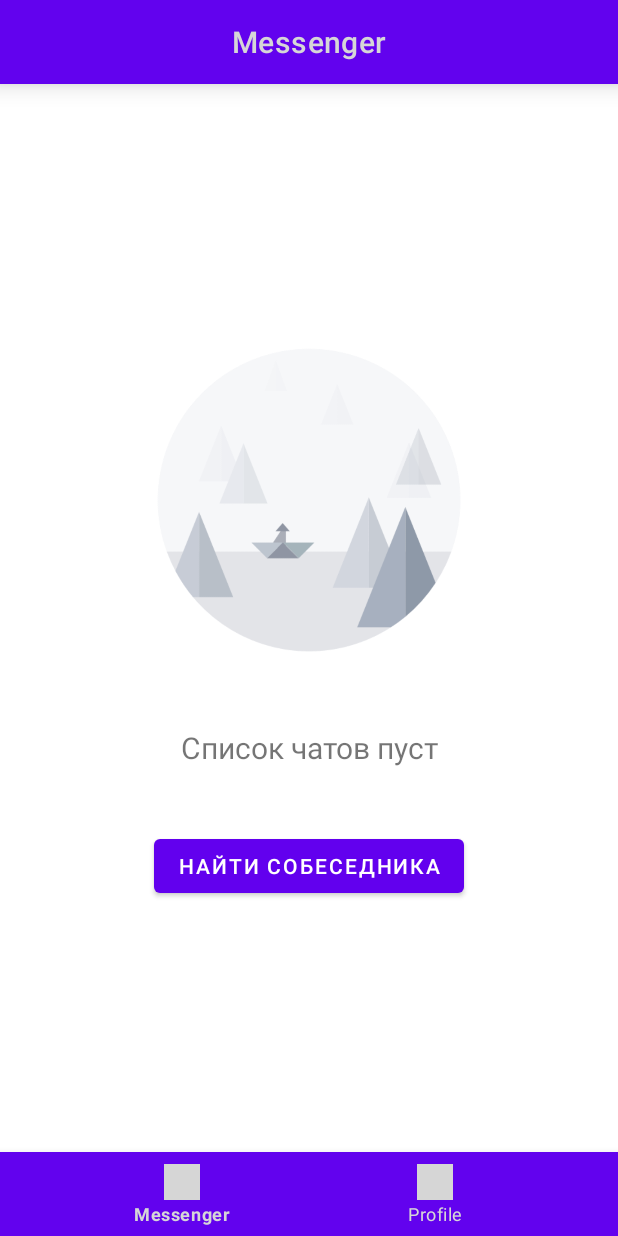
After one commit to KRASILNIKOV30/messenger, an Android app: the MainFragment screen opened directly, with no data from a screen before it, on a phone screen of 412 x 824 dp. The commit adds this screen. Run offline under Robolectric (Android 15) with nearby library versions, the phone set to English and light mode, and no system bars; our stand-ins replace CircleImageView; pictures from the network do not load; grey boxes are pictures that could not be loaded.

Commit message:
Сверстал список чатов и профиль, добавил вью модель

```diff
--- a/app/src/main/java/com/example/messenger/MainActivity.kt
+++ b/app/src/main/java/com/example/messenger/MainActivity.kt
@@ -5,16 +5,14 @@ import androidx.activity.enableEdgeToEdge
 import androidx.appcompat.app.AppCompatActivity
 import androidx.core.view.ViewCompat
 import androidx.core.view.WindowInsetsCompat
+import com.example.messenger.databinding.ActivityMainBinding
 
 class MainActivity : AppCompatActivity() {
+    private lateinit var binding: ActivityMainBinding
+
     override fun onCreate(savedInstanceState: Bundle?) {
         super.onCreate(savedInstanceState)
-        enableEdgeToEdge()
-        setContentView(R.layout.activity_main)
-        ViewCompat.setOnApplyWindowInsetsListener(findViewById(R.id.main)) { v, insets ->
-            val systemBars = insets.getInsets(WindowInsetsCompat.Type.systemBars())
-            v.setPadding(systemBars.left, systemBars.top, systemBars.right, systemBars.bottom)
-            insets
-        }
+        binding = ActivityMainBinding.inflate(layoutInflater)
+        setContentView(binding.root)
     }
 }
--- /dev/null
+++ b/app/src/main/java/com/example/messenger/MainFragment.kt
@@ -0,0 +1,70 @@
+package com.example.messenger
+
+import android.annotation.SuppressLint
+import android.os.Bundle
+import android.view.View
+import androidx.core.view.isInvisible
+import androidx.fragment.app.Fragment
+import androidx.lifecycle.ViewModelProvider
+import androidx.lifecycle.lifecycleScope
+import androidx.recyclerview.widget.LinearLayoutManager
+import com.example.messenger.databinding.FragmentMainBinding
+import kotlinx.coroutines.flow.launchIn
+import kotlinx.coroutines.flow.onEach
+
+class MainFragment : Fragment(R.layout.fragment_main) {
+    private lateinit var binding: FragmentMainBinding
+    private lateinit var adapter: ChatAdapter
+    private val viewModel by lazy {
+        val provider = ViewModelProvider(owner = this)
+        provider[MainFragmentViewModel::class.java]
+    }
+
+    override fun onViewCreated(view: View, savedInstanceState: Bundle?) {
+        super.onViewCreated(view, savedInstanceState)
+        binding = FragmentMainBinding.bind(view)
+        adapter = ChatAdapter {
+            // Добавить обработчик клика на чат
+        }
+        binding.chatList.adapter = adapter
+        binding.chatList.layoutManager = LinearLayoutManager(this.context)
+
+        viewModel.state
+            .onEach { render(it) }
+            .launchIn(viewLifecycleOwner.lifecycleScope)
+
+        initEventListeners()
+    }
+
+    @SuppressLint("NotifyDataSetChanged")
+    private fun render(state: State) {
+        if (state.isChatsSelected) {
+            binding.toolbar.title = "Messenger"
+            binding.emptyState.isInvisible = state.chats.isNotEmpty()
+            binding.chats.isInvisible = state.chats.isEmpty()
+            binding.profile.isInvisible = true
+
+            adapter.chatList = state.chats
+            adapter.notifyDataSetChanged()
+        }
+        else {
+            binding.toolbar.title = "Profile"
+            binding.emptyState.isInvisible = true
+            binding.chats.isInvisible = true
+            binding.profile.isInvisible = false
+        }
+    }
+
+    private fun initEventListeners() {
+        binding.navBottom.setOnItemSelectedListener {
+            viewModel.onMenuItemReselected(it)
+            return@setOnItemSelectedListener true
+        }
+        binding.addButton.setOnClickListener {
+            viewModel.onAddChat()
+        }
+        binding.addButtonInEmptyState.setOnClickListener {
+            viewModel.onAddChat()
+        }
+    }
+}
--- /dev/null
+++ b/app/src/main/java/com/example/messenger/MainFragmentViewModel.kt
@@ -0,0 +1,31 @@
+package com.example.messenger
+import android.view.MenuItem
+import androidx.lifecycle.ViewModel
+import kotlinx.coroutines.flow.MutableStateFlow
+import kotlinx.coroutines.flow.update
+
+data class State(
+    val chats: List<ChatItem> = listOf(),
+    val isChatsSelected: Boolean = true,
+)
+
+class MainFragmentViewModel: ViewModel() {
+    val state = MutableStateFlow(State())
+
+    fun onAddChat() {
+        state.update { it.copy(
+            chats = it.chats + ChatItem(
+                id = "1",
+                imageUrl = "https://upload.wikimedia.org/wikipedia/commons/d/d4/S%C3%B8ren_Kierkegaard_%281813-1855%29_-_%28cropped%29.jpg",
+                name = "Søren Kierkegaard",
+                message = "Неужели чудотворец - лишь продукт устного творчества?",
+            )
+        ) }
+    }
+
+    fun onMenuItemReselected(item: MenuItem) {
+        state.update { it.copy(
+            isChatsSelected = item.itemId == R.id.chats_menu_item
+        )}
+    }
+}
--- /dev/null
+++ b/app/src/main/res/drawable/rounded_input_background.xml
@@ -0,0 +1,3 @@
+<shape xmlns:android="http://schemas.android.com/apk/res/android">
+    <solid android:color="@color/white"/> <!-- Цвет фона -->
+</shape>
--- a/app/src/main/res/layout/activity_main.xml
+++ b/app/src/main/res/layout/activity_main.xml
@@ -1,19 +1,11 @@
 <?xml version="1.0" encoding="utf-8"?>
-<androidx.constraintlayout.widget.ConstraintLayout xmlns:android="http://schemas.android.com/apk/res/android"
+<androidx.fragment.app.FragmentContainerView xmlns:android="http://schemas.android.com/apk/res/android"
     xmlns:app="http://schemas.android.com/apk/res-auto"
-    xmlns:tools="http://schemas.android.com/tools"
-    android:id="@+id/main"
+    android:id="@+id/navHostFragment"
+    android:name="androidx.navigation.fragment.NavHostFragment"
     android:layout_width="match_parent"
     android:layout_height="match_parent"
-    tools:context=".MainActivity">
+    app:defaultNavHost="true"
+    app:navGraph="@navigation/nav_main">
 
-    <TextView
-        android:layout_width="wrap_content"
-        android:layout_height="wrap_content"
-        android:text="Hello World!"
-        app:layout_constraintBottom_toBottomOf="parent"
-        app:layout_constraintEnd_toEndOf="parent"
-        app:layout_constraintStart_toStartOf="parent"
-        app:layout_constraintTop_toTopOf="parent" />
-
-</androidx.constraintlayout.widget.ConstraintLayout>
+</androidx.fragment.app.FragmentContainerView>
--- /dev/null
+++ b/app/src/main/res/layout/fragment_main.xml
@@ -0,0 +1,144 @@
+<?xml version="1.0" encoding="utf-8"?>
+<androidx.constraintlayout.widget.ConstraintLayout xmlns:android="http://schemas.android.com/apk/res/android"
+    android:layout_width="match_parent"
+    android:layout_height="match_parent"
+    android:clipToPadding="false"
+    xmlns:app="http://schemas.android.com/apk/res-auto">
+
+    <com.google.android.material.appbar.AppBarLayout
+        android:id="@+id/topBar"
+        android:layout_width="match_parent"
+        android:layout_height="wrap_content"
+        android:background="#6202ee"
+        app:elevation="10dp"
+        app:layout_constraintStart_toStartOf="parent"
+        app:layout_constraintTop_toTopOf="parent">
+
+        <com.google.android.material.appbar.MaterialToolbar
+            android:id="@+id/toolbar"
+            app:titleCentered="true"
+            app:title="Messenger"
+            app:titleTextColor="@color/white"
+            android:layout_width="match_parent"
+            android:layout_height="match_parent" />
+
+    </com.google.android.material.appbar.AppBarLayout>
+
+    <androidx.constraintlayout.widget.ConstraintLayout
+        android:visibility="invisible"
+        android:id="@+id/emptyState"
+        android:layout_width="match_parent"
+        android:layout_height="match_parent">
+
+        <androidx.constraintlayout.widget.ConstraintLayout
+            android:layout_width="220dp"
+            android:layout_height="wrap_content"
+            app:layout_constraintTop_toTopOf="parent"
+            app:layout_constraintStart_toStartOf="parent"
+            app:layout_constraintEnd_toEndOf="parent"
+            app:layout_constraintBottom_toBottomOf="parent" >
+
+            <ImageView
+                android:id="@+id/illustration"
+                android:layout_width="220dp"
+                android:layout_height="220dp"
+                app:layout_constraintTop_toTopOf="parent"
+                app:layout_constraintStart_toStartOf="parent"
+                android:src="@drawable/empty_state" />
+
+            <TextView
+                android:id="@+id/emptyStateText"
+                android:layout_width="wrap_content"
+                android:layout_height="wrap_content"
+                android:text="Список чатов пуст"
+                android:textSize="20sp"
+                android:textAlignment="center"
+                android:layout_marginTop="41dp"
+                app:layout_constraintStart_toStartOf="parent"
+                app:layout_constraintEnd_toEndOf="parent"
+                app:layout_constraintTop_toBottomOf="@id/illustration" />
+
+            <Button
+                android:id="@+id/addButtonInEmptyState"
+                android:layout_width="wrap_content"
+                android:layout_height="wrap_content"
+                android:text="Найти собеседника"
+                app:layout_constraintTop_toBottomOf="@id/emptyStateText"
+                android:layout_marginTop="41dp"
+                app:layout_constraintStart_toStartOf="parent"
+                app:layout_constraintEnd_toEndOf="parent" />
+
+        </androidx.constraintlayout.widget.ConstraintLayout>
+    </androidx.constraintlayout.widget.ConstraintLayout>
+
+    <androidx.constraintlayout.widget.ConstraintLayout
+        android:id="@+id/chats"
+        android:layout_width="match_parent"
+        android:layout_height="0dp"
+        app:layout_constraintTop_toBottomOf="@id/topBar"
+        app:layout_constraintBottom_toTopOf="@id/navBottom"
+        app:layout_constraintStart_toStartOf="parent" >
+
+        <androidx.recyclerview.widget.RecyclerView
+            android:id="@+id/chatList"
+            android:layout_width="match_parent"
+            android:layout_height="0dp"
+            app:layoutManager="androidx.recyclerview.widget.LinearLayoutManager"
+            app:layout_constraintTop_toTopOf="parent"
+            app:layout_constraintStart_toStartOf="parent"
+            app:layout_constraintBottom_toBottomOf="parent"/>
+
+        <com.google.android.material.floatingactionbutton.FloatingActionButton
+            android:id="@+id/addButton"
+            android:layout_width="wrap_content"
+            android:layout_height="wrap_content"
+            app:layout_constraintEnd_toEndOf="parent"
+            app:layout_constraintBottom_toBottomOf="parent"
+            android:layout_margin="20dp"
+            android:contentDescription="add"
+            android:src="@drawable/add"
+            android:padding="20dp" />
+
+    </androidx.constraintlayout.widget.ConstraintLayout>
+
+    <androidx.constraintlayout.widget.ConstraintLayout
+        android:visibility="invisible"
+        android:id="@+id/profile"
+        android:layout_width="match_parent"
+        android:layout_height="wrap_content"
+        app:layout_constraintStart_toStartOf="parent"
+        app:layout_constraintTop_toBottomOf="@id/topBar" >
+
+        <de.hdodenhof.circleimageview.CircleImageView
+            android:id="@+id/profileAvatar"
+            android:layout_width="150dp"
+            android:layout_height="150dp"
+            android:layout_marginTop="20dp"
+            android:src="@drawable/rene_descartes"
+            app:layout_constraintTop_toTopOf="parent"
+            app:layout_constraintStart_toStartOf="parent"
+            app:layout_constraintEnd_toEndOf="parent" />
+
+        <TextView
+            android:id="@+id/profileName"
+            android:layout_width="wrap_content"
+            android:layout_height="wrap_content"
+            app:layout_constraintTop_toBottomOf="@id/profileAvatar"
+            android:text="Rene Descartes"
+            app:layout_constraintStart_toStartOf="parent"
+            app:layout_constraintEnd_toEndOf="parent"
+            android:textSize="20sp"
+            android:layout_marginTop="30dp"
+            android:textColor="@color/black" />
+
+    </androidx.constraintlayout.widget.ConstraintLayout>
+    <com.google.android.material.bottomnavigation.BottomNavigationView
+        android:id="@+id/navBottom"
+        android:layout_width="match_parent"
+        android:layout_height="wrap_content"
+        app:layout_constraintBottom_toBottomOf="parent"
+        android:background="#6202ee"
+        app:itemTextColor="@color/white"
+        app:menu="@menu/main_menu" />
+
+</androidx.constraintlayout.widget.ConstraintLayout>
--- /dev/null
+++ b/app/src/main/res/menu/main_menu.xml
@@ -0,0 +1,14 @@
+<?xml version="1.0" encoding="utf-8"?>
+<menu xmlns:android="http://schemas.android.com/apk/res/android">
+    <item
+        android:id="@+id/chats_menu_item"
+        android:enabled="true"
+        android:icon="@drawable/messenger"
+        android:title="Messenger"/>
+
+    <item
+        android:id="@+id/profile_menu_item"
+        android:enabled="true"
+        android:icon="@drawable/user"
+        android:title="Profile"/>
+</menu>
--- /dev/null
+++ b/app/src/main/res/navigation/nav_main.xml
@@ -0,0 +1,11 @@
+<?xml version="1.0" encoding="utf-8"?>
+<navigation xmlns:android="http://schemas.android.com/apk/res/android"
+    xmlns:app="http://schemas.android.com/apk/res-auto"
+    android:id="@+id/nav_main"
+    app:startDestination="@id/mainFragment">
+
+    <fragment
+        android:id="@+id/mainFragment"
+        android:name="com.example.messenger.MainFragment"
+        android:label="MainFragment" />
+</navigation>
```
Also changed, not shown: app/src/main/java/com/example/messenger/ChatAdapter.kt (added, +42 -0 lines), app/src/main/java/com/example/messenger/Domain.kt (added, +15 -0 lines), app/src/main/java/com/example/messenger/MessageAdapter.kt (added, +45 -0 lines), app/src/main/res/drawable/receiver_message_bg.xml (added, +8 -0 lines), app/src/main/res/drawable/sender_message_bg.xml (added, +8 -0 lines), app/src/main/res/layout/chat_list_item.xml (added, +59 -0 lines), app/src/main/res/layout/fragment_chat.xml (added, +92 -0 lines), app/src/main/res/layout/message_item.xml (added, +76 -0 lines), app/src/main/res/drawable/add.png (added), app/src/main/res/drawable/avatar.png (added), app/src/main/res/drawable/back.png (added), app/src/main/res/drawable/empty_state.png (added).
